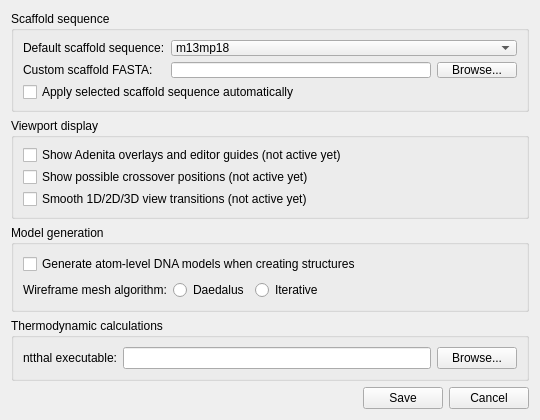
First picture: the form in AdenitaCoreSE/form/SEAdenitaCoreSettings.ui, repository 1A-OneAngstrom/Adenita, before the edit.
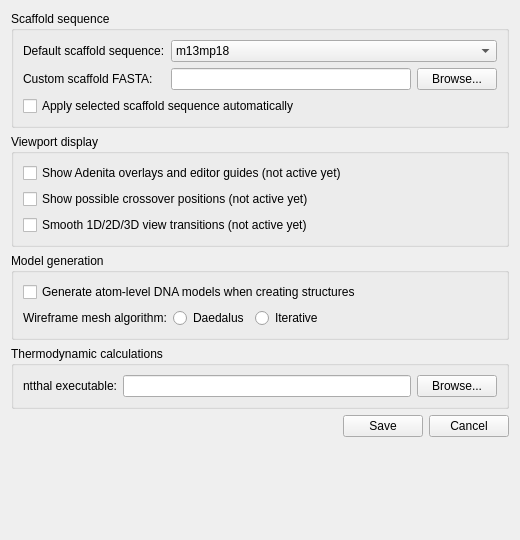
Second picture: the form after the edit.

```diff
--- a/AdenitaCoreSE/form/SEAdenitaCoreSettings.ui
+++ b/AdenitaCoreSE/form/SEAdenitaCoreSettings.ui
@@ -6,8 +6,8 @@
    <rect>
     <x>0</x>
     <y>0</y>
-    <width>540</width>
-    <height>420</height>
+    <width>520</width>
+    <height>540</height>
    </rect>
   </property>
   <property name="sizePolicy">
@@ -19,7 +19,7 @@
   <property name="minimumSize">
    <size>
     <width>520</width>
-    <height>380</height>
+    <height>540</height>
    </size>
   </property>
   <property name="focusPolicy">
@@ -329,6 +329,19 @@
      </item>
     </layout>
    </item>
+   <item>
+    <spacer name="verticalSpacer">
+     <property name="orientation">
+      <enum>Qt::Orientation::Vertical</enum>
+     </property>
+     <property name="sizeHint" stdset="0">
+      <size>
+       <width>20</width>
+       <height>0</height>
+      </size>
+     </property>
+    </spacer>
+   </item>
   </layout>
  </widget>
  <tabstops>
```
Left out of the diff: 6 changed lines with no effect on the pictures.
